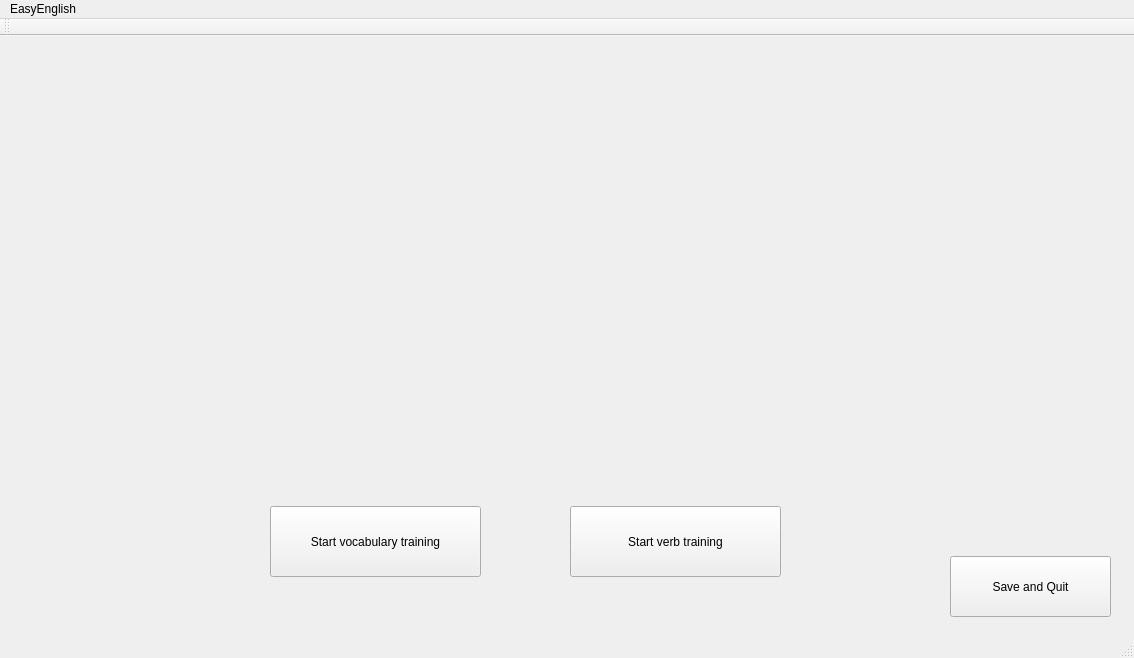
Before: the Qt Designer form mainwindow.ui in AOSauron/learnEnglish-app, drawn with Qt 5.
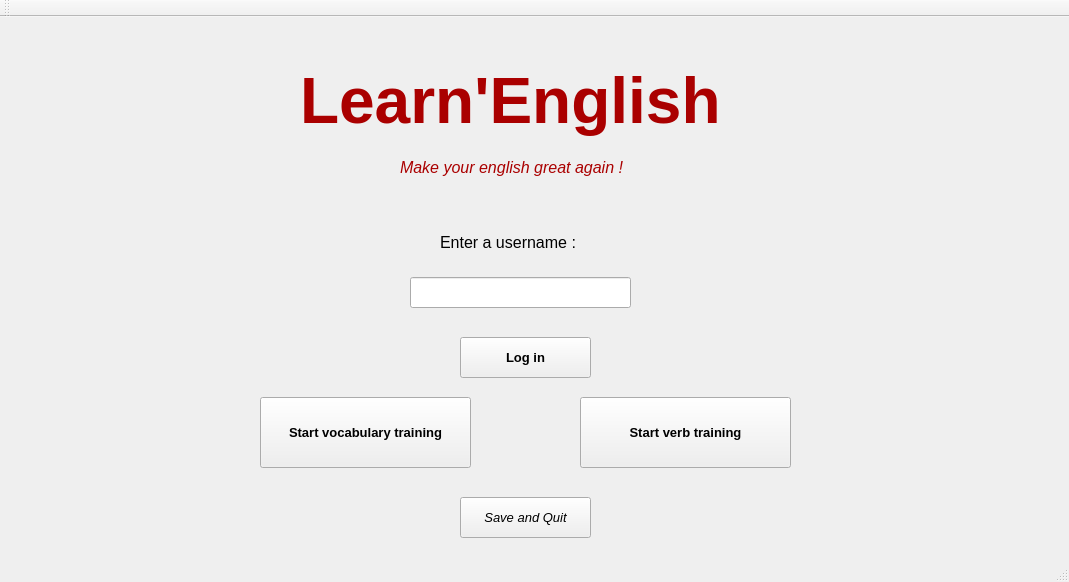
After: the same form once the commit is applied.

The edit to the form file:
```diff
--- a/mainwindow.ui
+++ b/mainwindow.ui
@@ -6,8 +6,8 @@
    <rect>
     <x>0</x>
     <y>0</y>
-    <width>1134</width>
-    <height>658</height>
+    <width>1069</width>
+    <height>582</height>
    </rect>
   </property>
   <property name="windowTitle">
@@ -17,12 +17,23 @@
    <widget class="QPushButton" name="pushButton">
     <property name="geometry">
      <rect>
-      <x>270</x>
-      <y>470</y>
+      <x>260</x>
+      <y>380</y>
       <width>211</width>
       <height>71</height>
      </rect>
     </property>
+    <property name="font">
+     <font>
+      <family>Meiryo UI</family>
+      <pointsize>10</pointsize>
+      <weight>75</weight>
+      <bold>true</bold>
+     </font>
+    </property>
+    <property name="cursor">
+     <cursorShape>PointingHandCursor</cursorShape>
+    </property>
     <property name="text">
      <string>Start vocabulary training</string>
     </property>
@@ -30,12 +41,23 @@
    <widget class="QPushButton" name="pushButton_2">
     <property name="geometry">
      <rect>
-      <x>570</x>
-      <y>470</y>
+      <x>580</x>
+      <y>380</y>
       <width>211</width>
       <height>71</height>
      </rect>
     </property>
+    <property name="font">
+     <font>
+      <family>Meiryo UI</family>
+      <pointsize>10</pointsize>
+      <weight>75</weight>
+      <bold>true</bold>
+     </font>
+    </property>
+    <property name="cursor">
+     <cursorShape>PointingHandCursor</cursorShape>
+    </property>
     <property name="text">
      <string>Start verb training</string>
     </property>
@@ -43,32 +65,181 @@
    <widget class="QPushButton" name="pushButton_3">
     <property name="geometry">
      <rect>
-      <x>950</x>
-      <y>520</y>
-      <width>161</width>
-      <height>61</height>
+      <x>460</x>
+      <y>480</y>
+      <width>131</width>
+      <height>41</height>
      </rect>
     </property>
+    <property name="font">
+     <font>
+      <family>Meiryo UI</family>
+      <pointsize>10</pointsize>
+      <italic>true</italic>
+     </font>
+    </property>
+    <property name="cursor">
+     <cursorShape>PointingHandCursor</cursorShape>
+    </property>
     <property name="text">
      <string>Save and Quit</string>
     </property>
    </widget>
+   <widget class="QLineEdit" name="lineEdit">
+    <property name="geometry">
+     <rect>
+      <x>410</x>
+      <y>260</y>
+      <width>221</width>
+      <height>31</height>
+     </rect>
+    </property>
+    <property name="font">
+     <font>
+      <family>Meiryo UI</family>
+     </font>
+    </property>
+   </widget>
+   <widget class="QLabel" name="label">
+    <property name="geometry">
+     <rect>
+      <x>440</x>
+      <y>210</y>
+      <width>241</width>
+      <height>31</height>
+     </rect>
+    </property>
+    <property name="font">
+     <font>
+      <family>Meiryo UI</family>
+      <pointsize>12</pointsize>
+     </font>
+    </property>
+    <property name="text">
+     <string>Enter a username :</string>
+    </property>
+   </widget>
+   <widget class="QPushButton" name="pushButton_4">
+    <property name="geometry">
+     <rect>
+      <x>460</x>
+      <y>320</y>
+      <width>131</width>
+      <height>41</height>
+     </rect>
+    </property>
+    <property name="font">
+     <font>
+      <family>Meiryo UI</family>
+      <pointsize>10</pointsize>
+      <weight>75</weight>
+      <bold>true</bold>
+      <underline>false</underline>
+     </font>
+    </property>
+    <property name="cursor">
+     <cursorShape>PointingHandCursor</cursorShape>
+    </property>
+    <property name="text">
+     <string>Log in</string>
+    </property>
+   </widget>
+   <widget class="QLabel" name="label_2">
+    <property name="geometry">
+     <rect>
+      <x>300</x>
+      <y>40</y>
+      <width>471</width>
+      <height>91</height>
+     </rect>
+    </property>
+    <property name="text">
+     <string>&lt;html&gt;&lt;head/&gt;&lt;body&gt;&lt;p&gt;&lt;span style=&quot; font-size:48pt; font-weight:600; color:#aa0000;&quot;&gt;Learn'English&lt;/span&gt;&lt;/p&gt;&lt;/body&gt;&lt;/html&gt;</string>
+    </property>
+   </widget>
+   <widget class="QLabel" name="label_3">
+    <property name="geometry">
+     <rect>
+      <x>390</x>
+      <y>220</y>
+      <width>181</width>
+      <height>41</height>
+     </rect>
+    </property>
+    <property name="font">
+     <font>
+      <family>Meiryo UI</family>
+      <pointsize>11</pointsize>
+      <weight>50</weight>
+      <italic>true</italic>
+      <bold>false</bold>
+     </font>
+    </property>
+    <property name="text">
+     <string/>
+    </property>
+   </widget>
+   <widget class="QLabel" name="label_4">
+    <property name="geometry">
+     <rect>
+      <x>570</x>
+      <y>220</y>
+      <width>251</width>
+      <height>41</height>
+     </rect>
+    </property>
+    <property name="font">
+     <font>
+      <family>Meiryo UI</family>
+      <pointsize>12</pointsize>
+      <weight>75</weight>
+      <bold>true</bold>
+     </font>
+    </property>
+    <property name="text">
+     <string>&lt;html&gt;&lt;head/&gt;&lt;body&gt;&lt;p&gt;&lt;span style=&quot; font-size:12pt;&quot;&gt;&lt;br/&gt;&lt;/span&gt;&lt;/p&gt;&lt;/body&gt;&lt;/html&gt;</string>
+    </property>
+   </widget>
+   <widget class="QLabel" name="subtitle">
+    <property name="geometry">
+     <rect>
+      <x>400</x>
+      <y>140</y>
+      <width>251</width>
+      <height>21</height>
+     </rect>
+    </property>
+    <property name="font">
+     <font>
+      <family>Meiryo UI</family>
+      <pointsize>12</pointsize>
+      <italic>true</italic>
+     </font>
+    </property>
+    <property name="text">
+     <string>&lt;html&gt;&lt;head/&gt;&lt;body&gt;&lt;p&gt;&lt;span style=&quot; color:#aa0000;&quot;&gt;Make your english great again !&lt;/span&gt;&lt;/p&gt;&lt;/body&gt;&lt;/html&gt;</string>
+    </property>
+   </widget>
+   <zorder>label_4</zorder>
+   <zorder>label_3</zorder>
+   <zorder>pushButton</zorder>
+   <zorder>pushButton_2</zorder>
+   <zorder>pushButton_3</zorder>
+   <zorder>lineEdit</zorder>
+   <zorder>label</zorder>
+   <zorder>pushButton_4</zorder>
+   <zorder>label_2</zorder>
+   <zorder>subtitle</zorder>
   </widget>
   <widget class="QMenuBar" name="menuBar">
    <property name="geometry">
     <rect>
      <x>0</x>
      <y>0</y>
-     <width>1134</width>
-     <height>25</height>
+     <width>1069</width>
+     <height>21</height>
     </rect>
    </property>
-   <widget class="QMenu" name="menuEasyEnglish">
-    <property name="title">
-     <string>EasyEnglish</string>
-    </property>
-   </widget>
-   <addaction name="menuEasyEnglish"/>
   </widget>
   <widget class="QToolBar" name="mainToolBar">
    <attribute name="toolBarArea">
```
Left out of the diff: 5 changed lines with no effect on the pictures.
